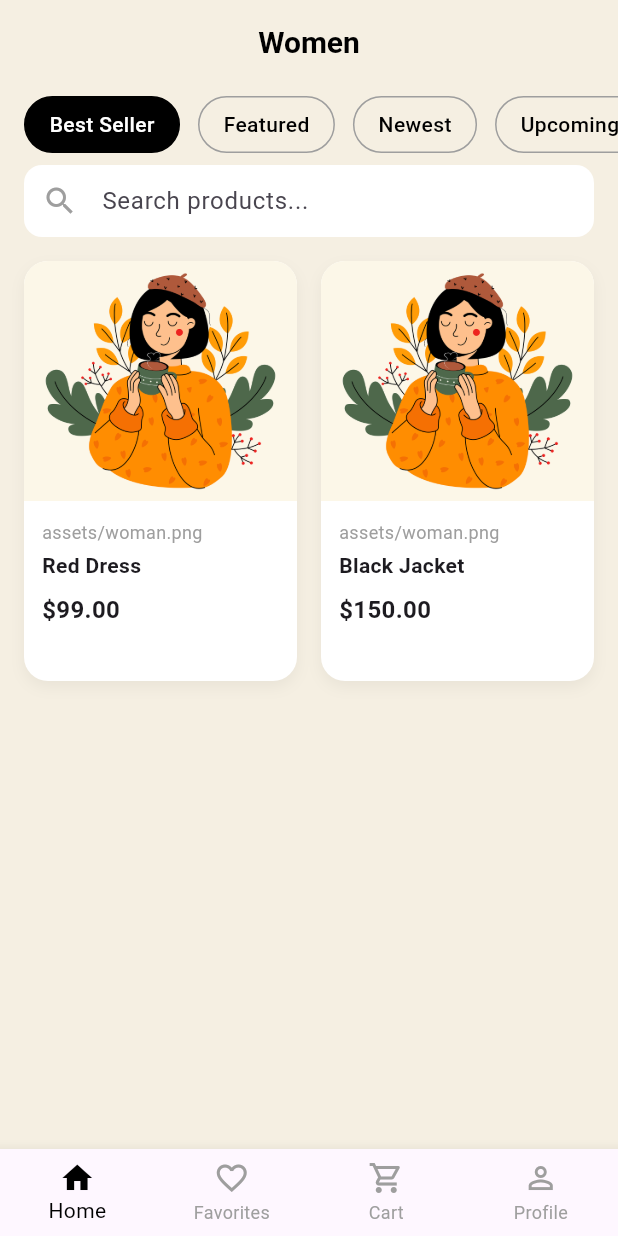
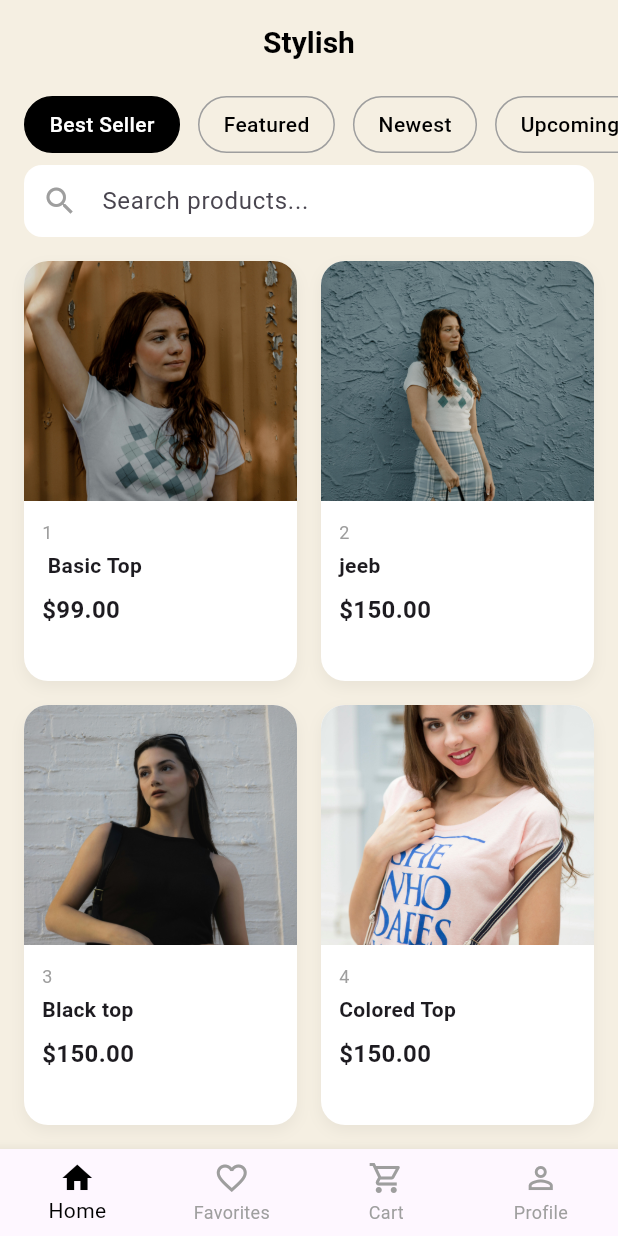
Before and after one commit to MohraielDnaiel/ecommercetask, a Flutter app: the HomeScreen screen opened directly, on a phone screen of 412 x 824 dp. Run offline on Flutter 3.47's test engine with Material 3 defaults, Android fonts, the phone set to English and light mode, and no system bars; our stand-ins replace dio, get_it, shared_preferences; accounts and stored records are empty.

Commit message:
Final adjustments

```diff
--- a/lib/core/di/locator.dart
+++ b/lib/core/di/locator.dart
@@ -1,5 +1,5 @@
 import 'package:flutterapp/core/network/api_services.dart';
-import 'package:flutterapp/presentation/pages/auth/data/auth_repository.dart';
+import 'package:flutterapp/domain/repositories/auth_repository.dart';
 import 'package:get_it/get_it.dart';
 
 
--- a/lib/presentation/pages/auth/login_page.dart
+++ b/lib/presentation/pages/auth/login_page.dart
@@ -20,12 +20,12 @@ void _handleLogin() async {
   final accessToken = await authProvider.login(
       _emailController.text, _passwordController.text);
 
+  print('Access token: $accessToken'); // ← Debug
+
   if (accessToken != null) {
-    // Store the access token
     final prefs = await SharedPreferences.getInstance();
-    await prefs.setString('access_token', accessToken );
+    await prefs.setString('access_token', accessToken);
 
-    // Navigate to Home Screen after successful login
     Navigator.pushReplacement(
       context,
       MaterialPageRoute(builder: (_) => const HomeScreen()),
--- a/lib/presentation/pages/product/home_page.dart
+++ b/lib/presentation/pages/product/home_page.dart
@@ -18,7 +18,7 @@ class _HomeScreenState extends State<HomeScreen> {
   int _currentIndex = 0;
 
   final List<Widget> _screens = [
-    const HomeContent(), // We'll move your existing content here
+    const HomeContent(),
     const FavoritesPage(),
     const CartPage(),
 
@@ -78,7 +78,7 @@ class HomeContent extends StatelessWidget {
       crossAxisAlignment: CrossAxisAlignment.start,
       children: [
         AppBar(
-          title: const Text('Women',
+          title: const Text('Stylish',
                  style: TextStyle(
                    color: Colors.black,
                    fontWeight: FontWeight.bold,
@@ -179,7 +179,7 @@ class HomeContent extends StatelessWidget {
                           crossAxisAlignment: CrossAxisAlignment.start,
                           children: [
                             Text(
-                              product.image ?? '',
+                              product.id ?? '',
                               style: const TextStyle(
                                 color: Colors.grey,
                                 fontSize: 12,
--- a/lib/providers/auth_provider.dart
+++ b/lib/providers/auth_provider.dart
@@ -1,7 +1,5 @@
 import 'package:flutter/material.dart';
-import 'package:flutterapp/presentation/pages/auth/data/auth_repository.dart';
-
-
+import 'package:flutterapp/domain/repositories/auth_repository.dart';
 class AuthProvider with ChangeNotifier {
   final AuthRepository _authRepository;
 
--- a/lib/providers/product_provider.dart
+++ b/lib/providers/product_provider.dart
@@ -5,17 +5,31 @@ class ProductProvider extends ChangeNotifier {
   final List<Product> _allProducts = [
     Product(
       id: '1',
-      name: 'Red Dress',
-      image: 'assets/woman.png',
+      name: ' Basic Top',
+      image: 'assets/c1.jpg',
       price: 99,
-      description: 'Stylish red dress, perfect for summer.',
+      description: 'Stylish basic top, perfect for summer.',
     ),
     Product(
       id: '2',
-      name: 'Black Jacket',
-      image: 'assets/woman.png',
+      name: 'jeeb',
+      image: 'assets/c2.jpg',
       price: 150,
-      description: 'Warm and elegant black jacket.',
+      description: 'Warm and elegant jeeb ',
+    ),
+      Product(
+      id: '3',
+      name: 'Black top',
+     image: 'assets/c3.jpg',
+      price: 150,
+      description: 'Elegant and classy top .',
+    ),
+      Product(
+      id: '4',
+      name: 'Colored Top',
+      image: 'assets/c4.jpg',
+      price: 150,
+      description: 'classic top.',
     ),
   ];
 
--- a/pubspec.yaml
+++ b/pubspec.yaml
@@ -79,6 +79,12 @@ flutter:
   assets:
    - assets/woman.png
    - assets/models.jpg
+   - assets/c1.jpg
+   - assets/c2.jpg
+   - assets/c3.jpg
+   - assets/c4.jpg
+   - assets/c5.jpg
+   - assets/c6.jpg
 
 
   # The following line ensures that the Material Icons font is
```
Also changed, not shown: lib/domain/repositories/auth_repository.dart (added, +31 -0 lines), lib/presentation/pages/auth/data/auth_repository.dart (deleted, +0 -26 lines), assets/c1.jpg (added), assets/c2.jpg (added), assets/c3.jpg (added), assets/c4.jpg (added), assets/c5.jpg (added), assets/c6.jpg (added), lib/injec_contain.dart (deleted).
